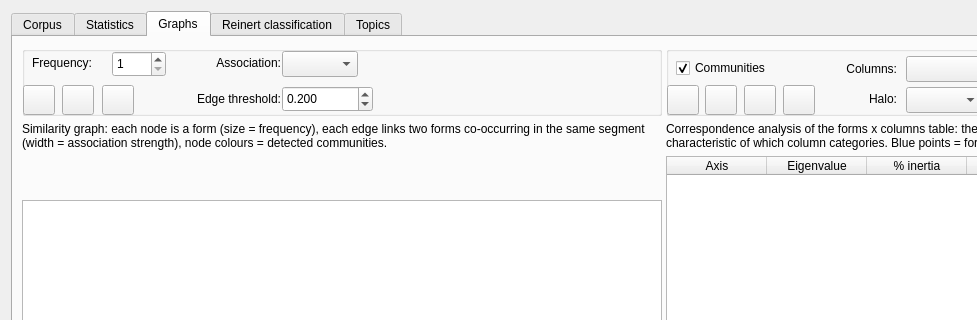
The window that src/GUI_UIs/ui_dialog_text_stats.ui (ccbogel/QualCoder) describes before a commit, drawn with Qt 5; both pictures show x 0 to 977 and y 0 to 320 of the 1330 by 750 pixel window.
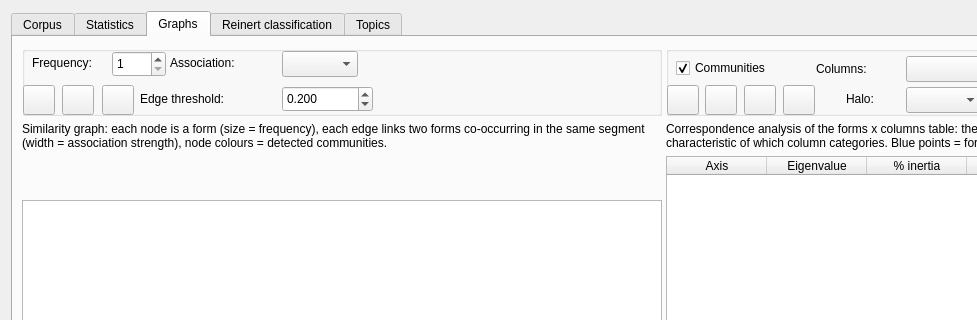
The same window after the commit. The open tabs and pages were chosen to show the change.

What changed in the file:
```diff
--- a/src/GUI_UIs/ui_dialog_text_stats.ui
+++ b/src/GUI_UIs/ui_dialog_text_stats.ui
@@ -588,9 +588,6 @@
       <layout class="QVBoxLayout" name="verticalLayout_graphs">
        <item>
         <widget class="QSplitter" name="splitter_graphs">
-         <property name="orientation">
-          <enum>Qt::Orientation::Horizontal</enum>
-         </property>
          <widget class="QWidget" name="widget_graphs_left" native="true">
           <layout class="QVBoxLayout" name="verticalLayout_graphs_left">
            <property name="leftMargin">
@@ -675,9 +672,6 @@
               <property name="text">
                <string>Association:</string>
               </property>
-              <property name="alignment">
-               <set>Qt::AlignmentFlag::AlignRight|Qt::AlignmentFlag::AlignTrailing|Qt::AlignmentFlag::AlignVCenter</set>
-              </property>
              </widget>
              <widget class="QComboBox" name="comboBox_sim_method">
               <property name="geometry">
@@ -797,9 +791,6 @@
               <property name="text">
                <string>Edge threshold:</string>
               </property>
-              <property name="alignment">
-               <set>Qt::AlignmentFlag::AlignRight|Qt::AlignmentFlag::AlignTrailing|Qt::AlignmentFlag::AlignVCenter</set>
-              </property>
              </widget>
              <widget class="QDoubleSpinBox" name="doubleSpinBox_sim_threshold">
               <property name="geometry">
@@ -1067,9 +1058,6 @@
               <property name="text">
                <string>Halo:</string>
               </property>
-              <property name="alignment">
-               <set>Qt::AlignmentFlag::AlignRight|Qt::AlignmentFlag::AlignTrailing|Qt::AlignmentFlag::AlignVCenter</set>
-              </property>
              </widget>
              <widget class="QComboBox" name="comboBox_sim_halo">
               <property name="geometry">
@@ -1130,9 +1118,6 @@
               <property name="text">
                <string>Columns:</string>
               </property>
-              <property name="alignment">
-               <set>Qt::AlignmentFlag::AlignRight|Qt::AlignmentFlag::AlignTrailing|Qt::AlignmentFlag::AlignVCenter</set>
-              </property>
              </widget>
             </widget>
            </item>
```
Left out of the diff: 53 changed lines with no effect on the pictures.
